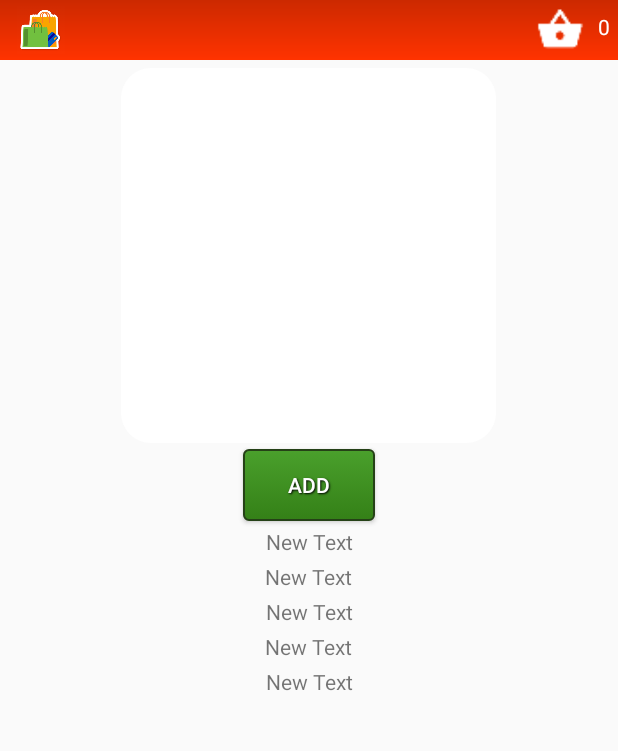
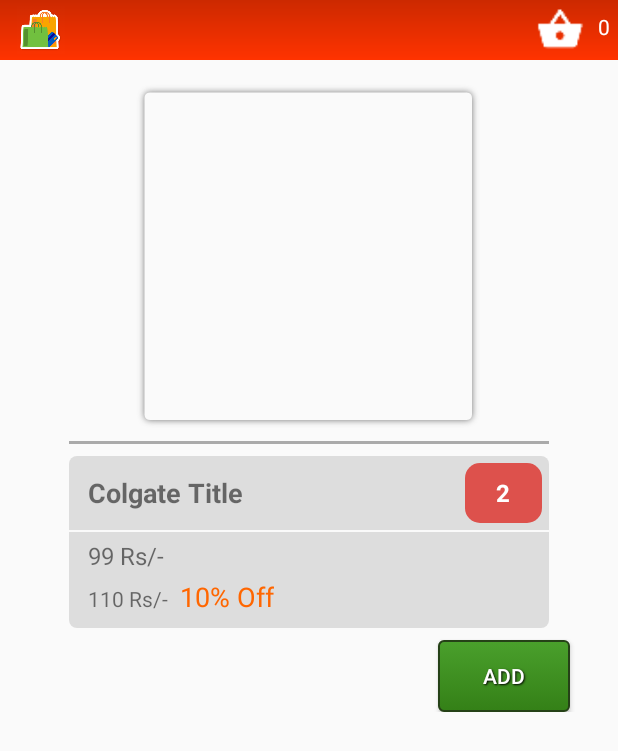
Before and after one commit to Abhishek9x9/ShopApp, an Android app: the ItemDetailActivity screen opened directly, with no data from a screen before it, on a phone screen of 412 x 824 dp. Shown: the top 751 px of the screen. Run offline under Robolectric (Android 15) with nearby library versions, the phone set to English and light mode, and no system bars.

Commit message:
item - details page ui rewamping

```diff
--- /dev/null
+++ b/app/src/main/res/drawable/circular_count_bg.xml
@@ -0,0 +1,11 @@
+<?xml version="1.0" encoding="utf-8"?>
+<shape xmlns:android="http://schemas.android.com/apk/res/android"
+    android:shape="rectangle">
+    <solid android:color="#dd514c" />
+    <padding android:bottom="@dimen/padding_half"
+        android:left="@dimen/padding_half"
+        android:right="@dimen/padding_half"
+        android:top="@dimen/padding_half"
+        />
+    <corners android:radius="10dip" />
+</shape>
--- /dev/null
+++ b/app/src/main/res/drawable/layout_circular_bottom.xml
@@ -0,0 +1,24 @@
+<?xml version="1.0" encoding="utf-8"?>
+<shape
+    xmlns:android="http://schemas.android.com/apk/res/android"
+    android:shape="rectangle"   >
+
+    <solid
+        android:color="#ddd" >
+    </solid>
+
+    <padding
+        android:left="5dp"
+        android:top="5dp"
+        android:right="5dp"
+        android:bottom="5dp"    >
+    </padding>
+
+    <corners
+        android:topLeftRadius="0dp"
+        android:topRightRadius="0dp"
+        android:bottomLeftRadius="5dp"
+        android:bottomRightRadius="5dp" >
+    </corners>
+
+</shape>
--- /dev/null
+++ b/app/src/main/res/drawable/layout_circular_top.xml
@@ -0,0 +1,26 @@
+<?xml version="1.0" encoding="utf-8"?>
+
+<shape
+    xmlns:android="http://schemas.android.com/apk/res/android"
+    android:shape="rectangle"   >
+
+    <solid
+        android:color="#ddd" >
+    </solid>
+
+
+    <padding
+        android:left="5dp"
+        android:top="5dp"
+        android:right="5dp"
+        android:bottom="5dp"    >
+    </padding>
+
+    <corners
+        android:topLeftRadius="5dp"
+        android:topRightRadius="5dp"
+        android:bottomRightRadius="0dp"
+        android:bottomLeftRadius="0dp">
+    </corners>
+
+</shape>
--- /dev/null
+++ b/app/src/main/res/drawable/striked_out.xml
@@ -0,0 +1,12 @@
+<?xml version="1.0" encoding="utf-8"?>
+<selector xmlns:android="http://schemas.android.com/apk/res/android">
+    <item android:state_pressed="false">
+        <shape android:shape="line">
+            <stroke android:width="2dp" android:color="@color/abc_background_cache_hint_selector_material_dark" />
+            <solid
+                android:color="#aaa" >
+            </solid>
+
+        </shape>
+    </item>
+</selector>
--- a/app/src/main/res/layout/cart_item_review.xml
+++ b/app/src/main/res/layout/cart_item_review.xml
@@ -31,6 +31,7 @@
                     android:gravity="left"
                     android:inputType="textMultiLine"
                     android:typeface="sans"
+                    android:textSize="15sp"
                     android:text="Colgate Toothpaste 200 gms Colgate Toothpaste 200 gms"  />
 
                 <LinearLayout
@@ -75,7 +76,7 @@
                 android:layout_width="wrap_content"
                 android:layout_height="wrap_content"
                 android:layout_alignParentRight="true"
-                android:layout_gravity="center_vertical"
+                android:layout_gravity="top"
                 android:layout_weight="1"
                 android:orientation="horizontal">
 
@@ -83,7 +84,7 @@
                     android:id="@+id/item_total_price"
                     android:layout_width="wrap_content"
                     android:layout_height="wrap_content"
-                    android:layout_gravity="center_vertical"
+                    android:layout_gravity="top"
                     android:typeface="sans"
                     android:layout_margin="5dp"
                     android:inputType="number"
--- a/app/src/main/res/layout/item_detail.xml
+++ b/app/src/main/res/layout/item_detail.xml
@@ -4,48 +4,52 @@
     android:layout_height="fill_parent"
     android:orientation="vertical"
     android:weightSum="1">
+
     <LinearLayout
         android:layout_width="fill_parent"
         android:layout_height="wrap_content"
-        android:orientation="horizontal"
-        android:background="@drawable/search_header_background">
+        android:background="@drawable/search_header_background"
+        android:orientation="horizontal">
+
         <ImageView
             android:layout_width="50dp"
             android:layout_height="40dp"
             android:layout_gravity="center_vertical"
-            android:src="@drawable/shopping_icon2"
+            android:paddingBottom="@dimen/padding_half"
             android:paddingLeft="@dimen/padding_half"
             android:paddingTop="@dimen/padding_half"
-            android:paddingBottom="@dimen/padding_half"/>
+            android:src="@drawable/shopping_icon2" />
+
         <RelativeLayout
             android:layout_width="wrap_content"
             android:layout_height="wrap_content"
             android:orientation="horizontal">
+
             <ImageView
                 android:id="@+id/item_image_cart"
                 android:layout_width="50dp"
                 android:layout_height="40dp"
-                android:src="@drawable/ic_shopping_basket_white_36dp"
-                android:paddingTop="@dimen/padding_half"
-                android:paddingBottom="@dimen/padding_half"
                 android:layout_alignParentTop="true"
                 android:layout_toLeftOf="@+id/itemDetailCartTextView"
-                android:layout_toStartOf="@+id/itemDetailCartTextView" />
+                android:layout_toStartOf="@+id/itemDetailCartTextView"
+                android:paddingBottom="@dimen/padding_half"
+                android:paddingTop="@dimen/padding_half"
+                android:src="@drawable/ic_shopping_basket_white_36dp" />
 
             <TextView
+                android:id="@+id/itemDetailCartTextView"
                 android:layout_width="wrap_content"
                 android:layout_height="40dp"
+                android:layout_alignParentEnd="true"
+                android:layout_alignParentRight="true"
                 android:layout_gravity="center_vertical"
                 android:gravity="center_vertical"
-                android:text="(2)"
-                android:typeface="sans"
-                android:textColor="@android:color/white"
+                android:paddingBottom="@dimen/padding_double"
                 android:paddingRight="@dimen/padding_small"
                 android:paddingTop="@dimen/padding"
-                android:paddingBottom="@dimen/padding_double"
-                android:id="@+id/itemDetailCartTextView"
-                android:layout_alignParentRight="true"
-                android:layout_alignParentEnd="true" />
+                android:text="(2)"
+                android:textColor="@android:color/white"
+                android:typeface="sans" />
 
         </RelativeLayout>
     </LinearLayout>
@@ -61,78 +65,135 @@
             android:orientation="vertical">
 
             <ImageView
-                android:layout_width="250dp"
-                android:layout_height="250dp"
-                android:layout_marginTop="5dp"
-                android:background="@drawable/card_bg"
                 android:id="@+id/itemImageView"
-                android:layout_gravity="center_horizontal"/>
+                android:layout_width="230dp"
+                android:layout_height="230dp"
+                android:layout_gravity="center_horizontal"
+                android:layout_marginTop="@dimen/padding_double"
+                android:background="@drawable/box_shadow" />
 
-            <Button
-                android:id="@+id/button1"
-                android:background="@drawable/nice_button"
-                android:text="Add"
-                android:textColor="@android:color/white"
-                android:textSize="14sp"
-                android:shadowRadius="1"
-                android:shadowDx="1"
-                android:shadowDy="1"
-                android:shadowColor="@android:color/black"
-                android:layout_width="wrap_content"
+            <View
+                android:layout_width="320dp"
+                android:layout_height="2dp"
+                android:layout_gravity="center_horizontal"
+                android:layout_margin="@dimen/padding"
+                android:background="@android:color/darker_gray" />
+
+
+            <LinearLayout
+                android:layout_width="320dp"
+                android:layout_height="fill_parent"
+                android:layout_gravity="center_horizontal"
+                android:background="@drawable/layout_circular_top"
+                android:weightSum="6"
+                android:orientation="horizontal">
+
+                <TextView
+                    android:id="@+id/textView2"
+                    android:layout_width="match_parent"
+                    android:layout_height="wrap_content"
+                    android:layout_gravity="center_vertical"
+                    android:paddingLeft="@dimen/padding"
+                    android:text="Colgate Title"
+                    android:textStyle="bold"
+                    android:textSize="18dp"
+                    android:layout_weight="1"
+                    android:typeface="sans" />
+
+                <TextView
+                    android:id="@+id/textView3"
+                    android:layout_width="match_parent"
+                    android:layout_height="40dp"
+                    android:text="2"
+                    android:layout_gravity="center_vertical"
+                    android:gravity="center_vertical|center_horizontal"
+                    android:layout_weight="5"
+                    android:textStyle="bold"
+                    android:textSize="16dp"
+                    android:textColor="@android:color/white"
+                    android:background="@drawable/circular_count_bg"
+                    android:typeface="sans" />
+            </LinearLayout>
+
+            <GridLayout
+                android:layout_width="320dp"
+                android:layout_height="fill_parent"
+                android:layout_gravity="center_horizontal"
+                android:layout_marginTop="1dp"
+                android:background="@drawable/layout_circular_bottom"
+                android:rowCount="2"
+                android:columnCount="3"
+                android:orientation="horizontal">
+
+                <TextView
+                    android:id="@+id/textView4"
+                    android:layout_width="wrap_content"
+                    android:layout_height="wrap_content"
+                    android:layout_gravity="left"
+                    android:layout_row="0"
+                    android:paddingLeft="@dimen/padding"
+                    android:layout_column="0"
+                    android:layout_marginBottom="@dimen/padding_half"
+                    android:gravity="center_horizontal"
+                    android:textSize="16dp"
+                    android:text="99 Rs/-"
+                    android:typeface="sans" />
+
+                <TextView
+                    android:id="@+id/textView5"
+                    android:layout_width="wrap_content"
+                    android:layout_height="wrap_content"
+                    android:layout_gravity="left"
+                    android:paddingLeft="@dimen/padding"
+                    android:layout_marginBottom="@dimen/padding_half"
+                    android:gravity="center_horizontal"
+                    android:background="@drawable/striked_out"
+                    android:text="110 Rs/-"
+                    android:layout_row="1"
+                    android:layout_column="0"
+                    android:typeface="sans" />
+
+                <TextView
+                    android:id="@+id/textView6"
+                    android:layout_width="wrap_content"
+                    android:layout_height="wrap_content"
+                    android:layout_gravity="center_horizontal"
+                    android:layout_marginBottom="@dimen/padding_half"
+                    android:gravity="center_horizontal"
+                    android:text="10% Off"
+                    android:textColor="#ff6600"
+                    android:textSize="18dp"
+                    android:paddingLeft="@dimen/padding"
+                    android:layout_row="1"
+                    android:layout_column="1"
+                    android:typeface="sans" />
+
+            </GridLayout>
+
+            <RelativeLayout
+                android:layout_width="match_parent"
                 android:layout_height="wrap_content"
-                android:layout_margin="4dp"
-                android:layout_gravity="center_horizontal"/>
+                android:orientation="horizontal"
+                >
 
-            <TextView
-               android:layout_width="201dp"
-               android:layout_height="wrap_content"
-               android:gravity="center_horizontal"
-               android:layout_marginBottom="@dimen/padding_half"
-               android:text="New Text"
-               android:typeface="sans"
-               android:id="@+id/textView2"
-               android:layout_gravity="center_horizontal" />
-
-            <TextView
-               android:layout_width="190dp"
-               android:layout_height="wrap_content"
-               android:gravity="center_horizontal"
-               android:layout_marginBottom="@dimen/padding_half"
-               android:text="New Text"
-               android:typeface="sans"
-               android:id="@+id/textView3"
-               android:layout_gravity="center_horizontal" />
-
-             <TextView
-                android:layout_width="180dp"
-                android:layout_height="wrap_content"
-                android:gravity="center_horizontal"
-                android:layout_marginBottom="@dimen/padding_half"
-                android:text="New Text"
-                android:typeface="sans"
-                android:id="@+id/textView4"
-                android:layout_gravity="center_horizontal" />
-
-            <TextView
-                android:layout_width="170dp"
-                android:layout_height="wrap_content"
-                android:gravity="center_horizontal"
-                android:layout_marginBottom="@dimen/padding_half"
-                android:text="New Text"
-                android:typeface="sans"
-                android:id="@+id/textView5"
-                android:layout_gravity="center_horizontal" />
-
-            <TextView
-                android:layout_width="320dp"
-                android:layout_height="wrap_content"
-                android:gravity="center_horizontal"
-                android:layout_marginBottom="@dimen/padding_half"
-                android:text="New Text"
-                android:typeface="sans"
-                android:id="@+id/textView6"
-                android:layout_gravity="center_horizontal" />
-
+                <Button
+                    android:id="@+id/button1"
+                    android:layout_width="wrap_content"
+                    android:layout_height="wrap_content"
+                    android:layout_gravity="center_horizontal"
+                    android:layout_marginTop="@dimen/padding"
+                    android:layout_marginRight="@dimen/padding_extra_double"
+                    android:background="@drawable/nice_button"
+                    android:shadowColor="@android:color/black"
+                    android:shadowDx="1"
+                    android:shadowDy="1"
+                    android:layout_alignParentEnd="true"
+                    android:layout_alignParentRight="true"
+                    android:shadowRadius="1"
+                    android:text="Add"
+                    android:textColor="@android:color/white"
+                    android:textSize="14sp" />
+            </RelativeLayout>
         </LinearLayout>
     </ScrollView>
 </LinearLayout>
--- a/app/src/main/res/values/dimens.xml
+++ b/app/src/main/res/values/dimens.xml
@@ -6,6 +6,7 @@
     <dimen name="padding_smallest">2dp</dimen>
     <dimen name="padding_one_and_a_half">12dp</dimen>
     <dimen name="padding_double">16dp</dimen>
+    <dimen name="padding_extra_double">32dp</dimen>
     <dimen name="padding_home_item_bottom">14dp</dimen>
 
     <dimen name="choose_app_dialog_width">250dp</dimen>
```
